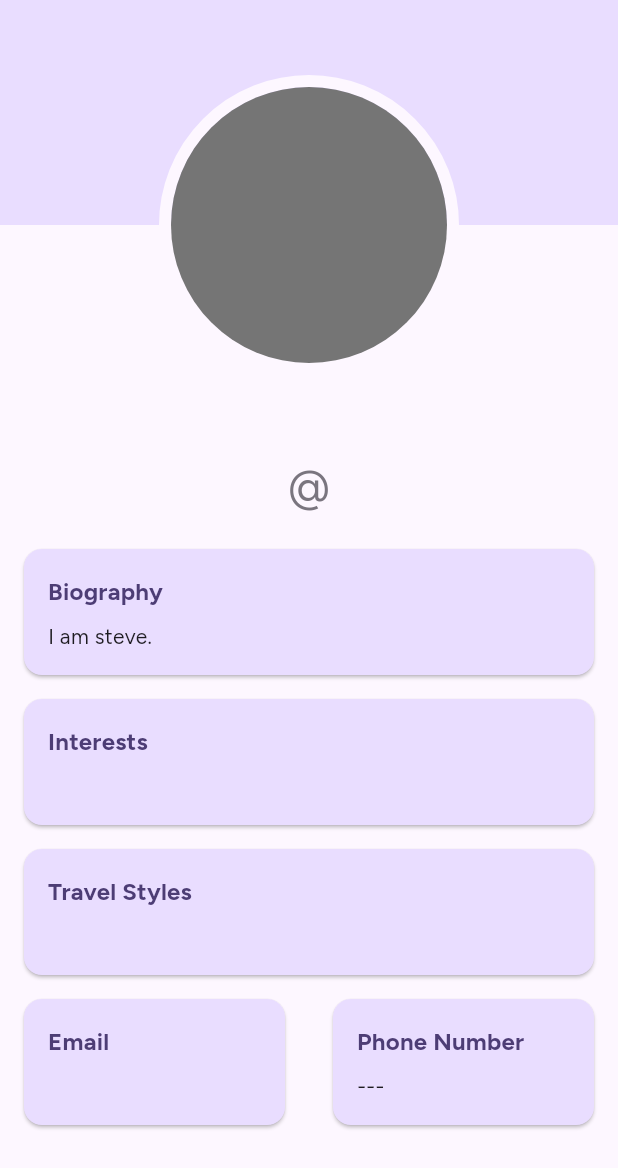
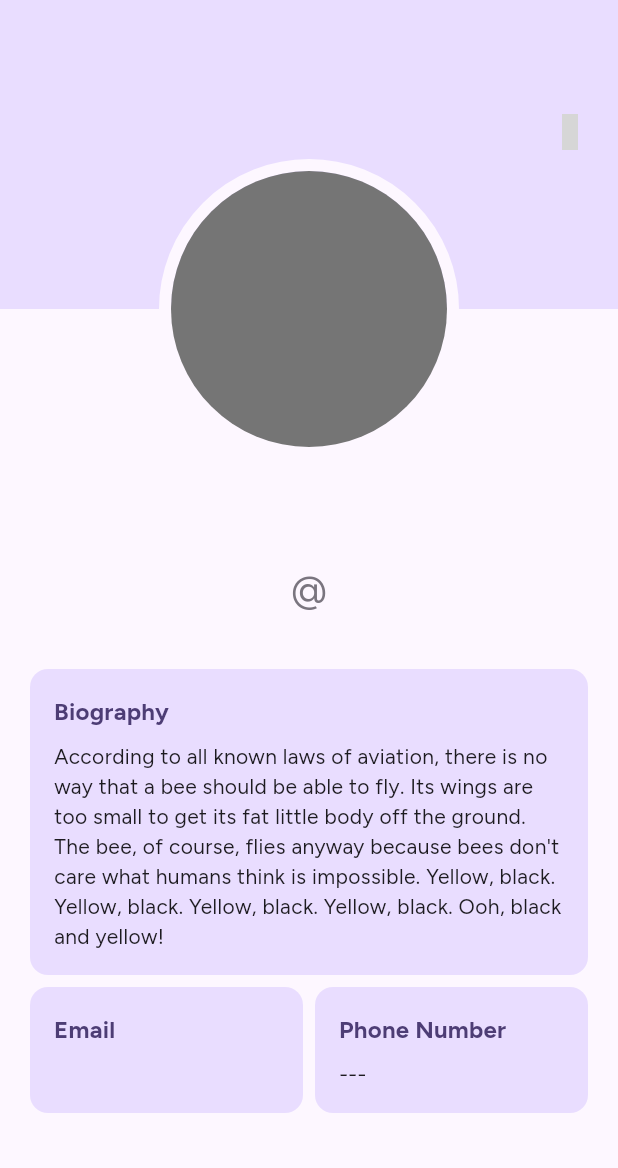
Before and after one commit to Bonkowz/project-GaLaksi, a Flutter app: the ProfilePage screen opened directly, on a phone screen of 412 x 824 dp. Shown: the top 1168 px of the screen. Run offline on Flutter 3.47's test engine with Material 3 defaults, Android fonts, the phone set to English and light mode, and no system bars; our stand-ins replace basic_utils, cloud_firestore, firebase_auth, firebase_core, flutter_riverpod, form_builder_validators and 3 more; accounts and stored records are empty; generated files the repository leaves out were written again; grey boxes are pictures that could not be loaded.

Commit message:
feat: update profile page layout
Also adds sign out functionality

```diff
--- a/lib/screens/main/profile_page.dart
+++ b/lib/screens/main/profile_page.dart
@@ -1,7 +1,7 @@
 import 'package:flutter/material.dart';
 import 'package:flutter_riverpod/flutter_riverpod.dart';
-import 'package:galaksi/screens/auth/sign_out_page.dart';
 import 'package:galaksi/providers/auth/auth_notifier.dart';
+import 'package:material_symbols_icons/symbols.dart';
 
 class ProfilePage extends ConsumerStatefulWidget {
   const ProfilePage({super.key});
@@ -14,26 +14,35 @@ class _ProfilePageState extends ConsumerState<ProfilePage> {
   final double coverHeight = 150;
   final double profileHeight = 200;
 
-
   @override
   Widget build(BuildContext context) {
-
+    final user = ref.watch(authNotifierProvider).user;
     return Scaffold(
-      body: ListView(
-       padding: EdgeInsets.zero,
-       children: <Widget>[
-        buildTop(),
-        buildContent(),
-       ],
-      )
+      body:
+          user == null
+              ? const Center(child: CircularProgressIndicator())
+              : SingleChildScrollView(
+                child: Column(
+                  children: [buildTop(), _profileInfo(), buildAbout()],
+                ),
+              ),
     );
   }
 
-  Widget buildTop(){
+  Widget buildTop() {
     final bottom = profileHeight / 2;
     final top = coverHeight - profileHeight / 2;
 
-    return Stack(
+    return Column(
+      children: [
+        SizedBox(
+          width: double.infinity,
+          height: kToolbarHeight,
+          child: ColoredBox(
+            color: Theme.of(context).colorScheme.primaryContainer,
+          ),
+        ),
+        Stack(
           clipBehavior: Clip.none,
           alignment: Alignment.center,
           children: [
@@ -41,22 +50,37 @@ class _ProfilePageState extends ConsumerState<ProfilePage> {
               margin: EdgeInsets.only(bottom: bottom),
               child: buildCoverImage(),
             ),
-        Positioned(
-          top: top,
-          child: buildProfileImage(),
-        )
+            Positioned(top: top, child: _profileImage()),
+          ],
+        ),
       ],
     );
   }
 
-  Widget buildCoverImage() => Container(
+  Widget buildCoverImage() => Stack(
+    children: [
+      Container(
         color: Theme.of(context).colorScheme.primaryContainer,
         width: double.infinity,
         height: coverHeight,
         // fit: BoxFit.cover,
+      ),
+      Align(
+        alignment: Alignment.topRight,
+        child: Padding(
+          padding: const EdgeInsets.all(8.0),
+          child: IconButton(
+            onPressed: () {
+              ref.read(authNotifierProvider.notifier).signOut();
+            },
+            icon: const Icon(Symbols.logout_rounded),
+          ),
+        ),
+      ),
+    ],
   );
 
-  Widget buildProfileImage() {
+  Widget _profileImage() {
     final innerRadius = (profileHeight / 2) - 8.0;
     final outerSize = profileHeight;
 
@@ -77,60 +101,167 @@ class _ProfilePageState extends ConsumerState<ProfilePage> {
     );
   }
 
-  Widget buildContent() {
-    final authState = ref.watch(authNotifierProvider);
-    return Column(
+  Widget _profileInfo() {
+    final user = ref.watch(authNotifierProvider).user!;
+
+    return Padding(
+      padding: const EdgeInsets.all(16.0),
+      child: Column(
         children: [
           const SizedBox(height: 8),
           Text(
-            "${authState.user!.firstName} ${authState.user!.lastName}",
-            style: Theme.of(context).textTheme.headlineLarge!.copyWith(
-              fontWeight: FontWeight.bold
-            )
+            "${user.firstName} ${user.lastName}",
+            style: Theme.of(
+              context,
+            ).textTheme.headlineLarge!.copyWith(fontWeight: FontWeight.bold),
           ),
           const SizedBox(height: 8),
           Text(
-            "@${authState.user!.username}",
-            style: Theme.of(context).textTheme.headlineMedium!.copyWith(
-              color: Theme.of(context).colorScheme.outline
-            )
-
+            "@${user.username}",
+            style: Theme.of(context).textTheme.headlineSmall!.copyWith(
+              color: Theme.of(context).colorScheme.outline,
             ),
-
-          const SizedBox(height: 8),
-          const SizedBox(height: 8),
-          buildAbout(),
+          ),
         ],
+      ),
     );
   }
 
+  Widget buildAbout() {
+    final user = ref.watch(authNotifierProvider).user!;
 
-
-  Widget buildAbout() {
-    final authState = ref.watch(authNotifierProvider);
-
-    return Column(
+    return Padding(
+      padding: const EdgeInsets.all(16.0),
+      child: Column(
         crossAxisAlignment: CrossAxisAlignment.stretch,
         children: [
-        buildTile("Biography","I am steve."),
-        buildTile("Interests",authState.user != null ? (authState.user!.interests)!.map((item) => (item as dynamic).title.toString()).join(", ") : "No interests to show!"),
-        buildTile("Travel Styles",authState.user != null ? (authState.user!.travelStyles)!.map((item) => (item as dynamic).title.toString()).join(", ") : "No particular travel styles"),
+          _biography(),
+          _interests(),
+          _travelStyles(),
           Row(
             children: [
-            Expanded( child: buildTile("Email", authState.user!.email)),
-            Expanded( child: buildTile("Phone Number", "---")),
+              Expanded(child: infoCard("Email", user.email)),
+              Expanded(child: infoCard("Phone Number", "---")),
             ],
           ),
-        // const SignOutPage() // TODO: fix this
         ],
+      ),
     );
   }
 
+  Widget _biography() {
+    return Card.filled(
+      color: Theme.of(context).colorScheme.primaryContainer,
+      child: Padding(
+        padding: const EdgeInsets.all(16.0),
+        child: Column(
+          crossAxisAlignment: CrossAxisAlignment.start,
+          children: [
+            Text(
+              "Biography",
+              style: Theme.of(context).textTheme.titleMedium!.copyWith(
+                color: Theme.of(context).colorScheme.onPrimaryContainer,
+                fontWeight: FontWeight.bold,
+              ),
+            ),
+            const SizedBox(height: 8.0),
+            Text(
+              "According to all known laws of aviation, there is no way that a bee should be able to fly. Its wings are too small to get its fat little body off the ground. The bee, of course, flies anyway because bees don't care what humans think is impossible. Yellow, black. Yellow, black. Yellow, black. Yellow, black. Ooh, black and yellow!",
+              style: Theme.of(context).textTheme.bodyMedium,
+            ),
+          ],
+        ),
+      ),
+    );
+  }
 
+  Widget _interests() {
+    final user = ref.watch(authNotifierProvider).user!;
 
-  Widget buildTile(String title, String content) => Card(
-    elevation: 1.0,
-    margin: const EdgeInsets.symmetric(horizontal: 16.0, vertical: 8.0),
+    if (user.interests?.isEmpty ?? true) {
+      return const SizedBox.shrink();
+    }
+
+    return Card.filled(
+      color: Theme.of(context).colorScheme.primaryContainer,
+      child: Padding(
+        padding: const EdgeInsets.all(16),
+        child: Column(
+          crossAxisAlignment: CrossAxisAlignment.start,
+          children: [
+            Text(
+              "Interests",
+              style: Theme.of(context).textTheme.titleMedium!.copyWith(
+                color: Theme.of(context).colorScheme.onPrimaryContainer,
+                fontWeight: FontWeight.bold,
+              ),
+            ),
+            const SizedBox(height: 8),
+            Wrap(
+              spacing: 4,
+              runSpacing: 4,
+              children:
+                  user.interests!
+                      .map(
+                        (item) => Chip(
+                          shape: RoundedRectangleBorder(
+                            borderRadius: BorderRadius.circular(32),
+                          ),
+                          label: Text(item.title),
+                        ),
+                      )
+                      .toList(),
+            ),
+          ],
+        ),
+      ),
+    );
+  }
+
+  Widget _travelStyles() {
+    final user = ref.watch(authNotifierProvider).user!;
+
+    if (user.travelStyles?.isEmpty ?? true) {
+      return const SizedBox.shrink();
+    }
+
+    return Card.filled(
+      color: Theme.of(context).colorScheme.primaryContainer,
+      child: Padding(
+        padding: const EdgeInsets.all(16),
+        child: Column(
+          crossAxisAlignment: CrossAxisAlignment.start,
+          children: [
+            Text(
+              "Travel Styles",
+              style: Theme.of(context).textTheme.titleMedium!.copyWith(
+                color: Theme.of(context).colorScheme.onPrimaryContainer,
+                fontWeight: FontWeight.bold,
+              ),
+            ),
+            const SizedBox(height: 8),
+            Wrap(
+              spacing: 4,
+              runSpacing: 4,
+              children:
+                  user.travelStyles!
+                      .map(
+                        (item) => Chip(
+                          shape: RoundedRectangleBorder(
+                            borderRadius: BorderRadius.circular(32),
+                          ),
+                          label: Text(item.title),
+                        ),
+                      )
+                      .toList(),
+            ),
+          ],
+        ),
+      ),
+    );
+  }
+
+  Widget infoCard(String title, String content) => Card.filled(
     color: Theme.of(context).colorScheme.primaryContainer,
     child: Padding(
       padding: const EdgeInsets.all(16.0),
@@ -145,9 +276,9 @@ class _ProfilePageState extends ConsumerState<ProfilePage> {
             ),
           ),
           const SizedBox(height: 8.0),
-          Text(
-            content,
-            style: Theme.of(context).textTheme.bodyMedium,
+          FittedBox(
+            fit: BoxFit.contain,
+            child: Text(content, style: Theme.of(context).textTheme.bodyMedium),
           ),
         ],
       ),
```
Lines whose indentation alone changed are shown as unchanged.
